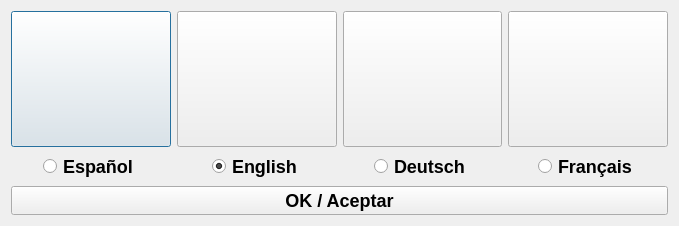
The window that src/languagechooser.ui (dannagle/PacketSender) describes before a commit, drawn with Qt 5.
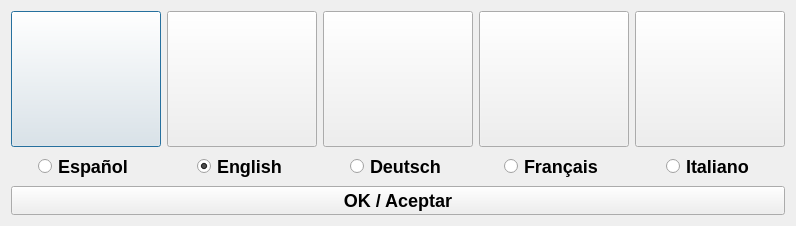
The same window after the commit. Icons and pictures are not drawn.

Commit message: Add italian translation

```diff
--- a/src/languagechooser.ui
+++ b/src/languagechooser.ui
@@ -157,6 +157,42 @@
        </item>
       </layout>
      </item>
+     <item>
+      <layout class="QVBoxLayout" name="verticalLayout_5">
+       <item>
+        <widget class="QPushButton" name="italianLabel">
+         <property name="sizePolicy">
+          <sizepolicy hsizetype="Minimum" vsizetype="Expanding">
+           <horstretch>0</horstretch>
+           <verstretch>0</verstretch>
+          </sizepolicy>
+         </property>
+         <property name="minimumSize">
+          <size>
+           <width>150</width>
+           <height>0</height>
+          </size>
+         </property>
+         <property name="styleSheet">
+          <string notr="true">image:url(:/languages/italian-flag.png);</string>
+         </property>
+        </widget>
+       </item>
+       <item alignment="Qt::AlignHCenter">
+        <widget class="QRadioButton" name="radioItalian">
+         <property name="styleSheet">
+          <string notr="true">font: bold;font-size: 18px;</string>
+         </property>
+         <property name="text">
+          <string>Italiano</string>
+         </property>
+         <property name="checked">
+          <bool>false</bool>
+         </property>
+        </widget>
+       </item>
+      </layout>
+     </item>
     </layout>
    </item>
    <item>
```
The commit also changes 4 other files.
